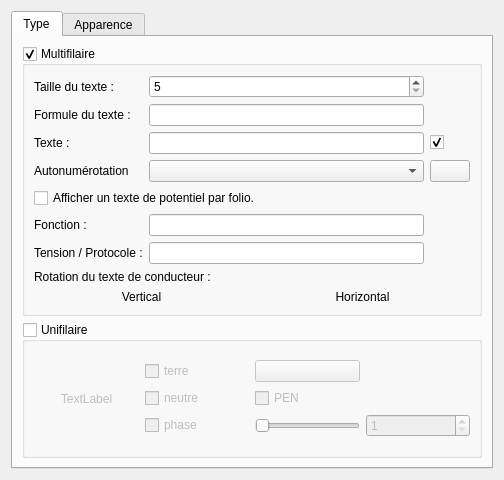
Above: sources/ui/conductorpropertieswidget.ui from qelectrotech/qelectrotech-source-mirror before the change. Below: the same form after it.
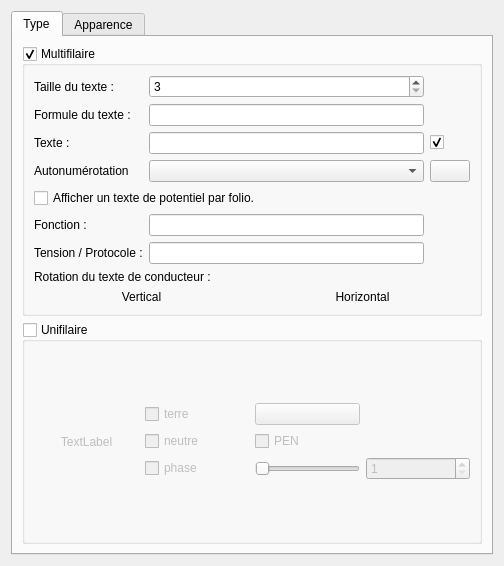
That is the form after the change. Icons and pictures are not drawn.

Commit message: Change the minimum conductor text size to 3

Patch:
```diff
--- a/sources/ui/conductorpropertieswidget.ui
+++ b/sources/ui/conductorpropertieswidget.ui
@@ -7,7 +7,7 @@
     <x>0</x>
     <y>0</y>
     <width>504</width>
-    <height>480</height>
+    <height>566</height>
    </rect>
   </property>
   <property name="windowTitle">
@@ -97,7 +97,7 @@
                <string/>
               </property>
               <property name="minimum">
-               <number>5</number>
+               <number>3</number>
               </property>
               <property name="maximum">
                <number>9</number>
```
The commit also changes 1 other file.
